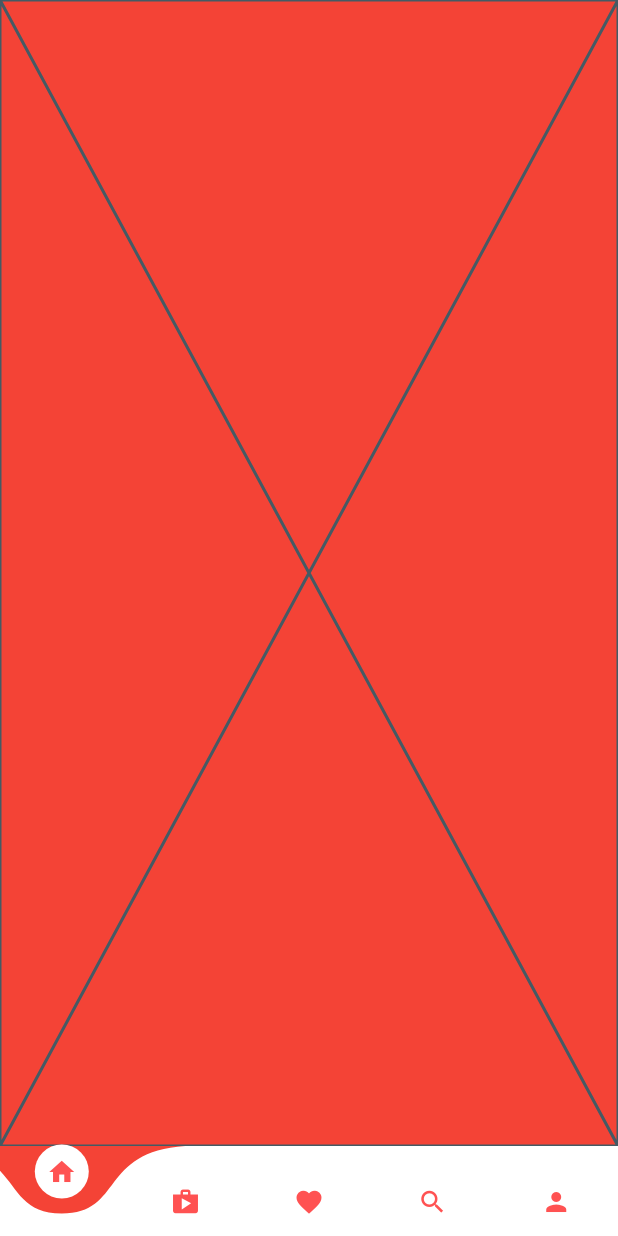
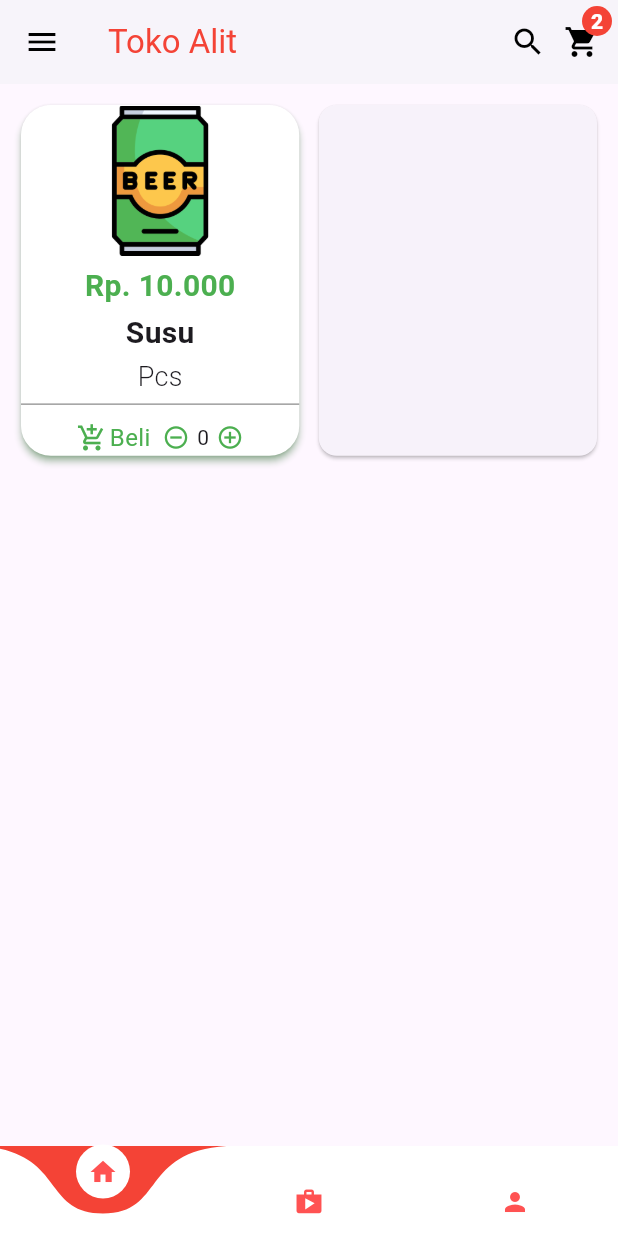
Before and after one commit to Mdmdawwam/Learn_Flutter_1, a Flutter app: the screen it shows after launch, on a phone screen of 412 x 824 dp. Run offline on Flutter 3.47's test engine with Material 3 defaults, Android fonts, the phone set to English and light mode, and no system bars; drawn by our look-alikes of curved_navigation_bar.

Commit message:
Update Code

```diff
--- /dev/null
+++ b/lib/data.dart
@@ -0,0 +1,9 @@
+class product {
+  final String nama;
+  final String harga;
+  final String kuantitas;
+  final String image;
+  final String deskripsi;
+
+  product(this.nama, this.harga, this.image, this.kuantitas, this.deskripsi);
+}
--- a/lib/login.dart
+++ b/lib/login.dart
@@ -2,6 +2,8 @@ import 'package:flutter/material.dart';
 import 'navigator.dart';
 
 class LoginPage extends StatefulWidget {
+  const LoginPage({super.key});
+
   @override
   _LoginPageState createState() => _LoginPageState();
 }
@@ -61,7 +63,7 @@ class _LoginPageState extends State<LoginPage> {
           color: Colors.black,
         ),
       ),
-      body: Container(
+      body: SizedBox(
         height: MediaQuery.of(context).size.height,
         width: double.infinity,
         child: Column(
--- a/lib/loginpage.dart
+++ b/lib/loginpage.dart
@@ -5,6 +5,8 @@ import 'package:profil/login.dart';
 import 'package:profil/signup.dart';
 
 class Loginpage extends StatelessWidget {
+  const Loginpage({super.key});
+
   @override
   Widget build(BuildContext context) {
     return Scaffold(
--- a/lib/main.dart
+++ b/lib/main.dart
@@ -1,5 +1,4 @@
 import 'package:flutter/material.dart';
-import 'package:profil/loginpage.dart';
 import 'package:profil/navigator.dart';
 
 void main() {
--- a/lib/navigator.dart
+++ b/lib/navigator.dart
@@ -1,6 +1,7 @@
 import 'package:curved_navigation_bar/curved_navigation_bar.dart';
 import 'package:flutter/material.dart';
 import 'package:profil/myhomepage.dart';
+import 'package:profil/shop.dart';
 import 'package:profil/utama.dart';
 
 class Navigation extends StatefulWidget {
@@ -15,16 +16,13 @@ class _NavigationState extends State<Navigation> {
 
   final List<Widget> pages = [
     Utama(),
+    shop(),
     MyHomePage(),
   ];
 
   final items = <Widget>[
     Icon(Icons.home, size: 20, color: Colors.redAccent, semanticLabel: 'home'),
     Icon(Icons.shop, size: 20, color: Colors.redAccent, semanticLabel: 'shop'),
-    Icon(Icons.favorite,
-        size: 20, color: Colors.redAccent, semanticLabel: 'fav'),
-    Icon(Icons.search,
-        size: 20, color: Colors.redAccent, semanticLabel: 'search'),
     Icon(Icons.person,
         size: 20, color: Colors.redAccent, semanticLabel: 'person'),
   ];
--- /dev/null
+++ b/lib/shop.dart
@@ -0,0 +1,10 @@
+import 'package:flutter/material.dart';
+
+class shop extends StatelessWidget {
+  const shop({super.key});
+
+  @override
+  Widget build(BuildContext context) {
+    return const Placeholder();
+  }
+}
--- a/lib/utama.dart
+++ b/lib/utama.dart
@@ -1,4 +1,5 @@
 import 'package:flutter/material.dart';
+import 'package:profil/data.dart';
 
 class Utama extends StatefulWidget {
   const Utama({super.key});
@@ -8,8 +9,181 @@ class Utama extends StatefulWidget {
 }
 
 class _UtamaState extends State<Utama> {
+  final data = product('Susu', '10.000', 'assets/beer-can.png', 'Pcs',
+      'Minuman Susu yang memiliki berbagai macam rasa unik');
   @override
   Widget build(BuildContext context) {
-    return const Placeholder();
+    return Scaffold(
+      appBar: AppBar(
+        elevation: 1,
+        backgroundColor: Colors.white70,
+        leading: const Icon(
+          Icons.menu,
+          color: Colors.black,
+        ),
+        title: const Text(
+          'Toko Alit',
+          style: TextStyle(color: Colors.red),
+        ),
+        actions: [
+          Row(
+            children: [
+              const Icon(
+                Icons.search,
+                color: Colors.black,
+              ),
+              Stack(
+                children: [
+                  IconButton(
+                    onPressed: (() {}),
+                    icon: const Icon(
+                      Icons.shopping_cart,
+                      color: Colors.black,
+                    ),
+                  ),
+                  Positioned(
+                    top: 0,
+                    right: 4,
+                    child: Container(
+                      height: 20,
+                      width: 20,
+                      decoration: const BoxDecoration(
+                        shape: BoxShape.circle,
+                        color: Colors.red,
+                      ),
+                      child: const Center(
+                        child: Text(
+                          "2",
+                          style: TextStyle(
+                              color: Colors.white, fontWeight: FontWeight.w800),
+                        ),
+                      ),
+                    ),
+                  )
+                ],
+              )
+            ],
+          )
+        ],
+      ),
+      body: Container(
+        padding: const EdgeInsets.all(10),
+        child: GridView.count(
+          mainAxisSpacing: 5,
+          crossAxisSpacing: 5,
+          crossAxisCount: 2,
+          childAspectRatio: 0.8,
+          children: [
+            Card(
+              elevation: 2,
+              shadowColor: Colors.green,
+              color: Colors.white,
+              shape: RoundedRectangleBorder(
+                borderRadius: BorderRadius.circular(20),
+              ),
+              child: Column(
+                mainAxisAlignment: MainAxisAlignment.center,
+                children: [
+                  Hero(
+                    tag: data.image,
+                    child: SizedBox(
+                      width: 100,
+                      child: Image.asset(data.image),
+                    ),
+                  ),
+                  const SizedBox(
+                    height: 6,
+                  ),
+                  Text(
+                    'Rp. ${data.harga}',
+                    style: const TextStyle(
+                      color: Colors.green,
+                      fontSize: 20,
+                      fontWeight: FontWeight.w600,
+                    ),
+                  ),
+                  const SizedBox(
+                    height: 2,
+                  ),
+                  Text(
+                    data.nama,
+                    style: const TextStyle(
+                      fontSize: 20,
+                      fontWeight: FontWeight.w600,
+                    ),
+                  ),
+                  const SizedBox(
+                    height: 2,
+                  ),
+                  Text(
+                    data.kuantitas,
+                    style: const TextStyle(
+                      fontSize: 18,
+                      fontWeight: FontWeight.w300,
+                    ),
+                  ),
+                  const SizedBox(
+                    height: 4,
+                  ),
+                  const Divider(
+                    height: 2,
+                    color: Colors.grey,
+                  ),
+                  const SizedBox(
+                    height: 10,
+                  ),
+                  Row(
+                    mainAxisAlignment: MainAxisAlignment.center,
+                    children: <Widget>[
+                      Row(
+                        children: const [
+                          Icon(
+                            Icons.add_shopping_cart,
+                            size: 20,
+                            color: Colors.green,
+                          ),
+                          const SizedBox(
+                            width: 2,
+                          ),
+                          Text(
+                            "Beli",
+                            style: const TextStyle(
+                              fontSize: 16,
+                              color: Colors.green,
+                            ),
+                          ),
+                        ],
+                      ),
+                      const SizedBox(
+                        width: 8,
+                      ),
+                      Row(
+                        children: const [
+                          Icon(
+                            Icons.remove_circle_outline,
+                            size: 18,
+                            color: Colors.green,
+                          ),
+                          Padding(
+                            padding: EdgeInsets.symmetric(horizontal: 5),
+                            child: Text('0'),
+                          ),
+                          Icon(
+                            Icons.add_circle_outline,
+                            size: 18,
+                            color: Colors.green,
+                          ),
+                        ],
+                      ),
+                    ],
+                  ),
+                ],
+              ),
+            ),
+            Card(),
+          ],
+        ),
+      ),
+    );
   }
 }
--- a/pubspec.yaml
+++ b/pubspec.yaml
@@ -59,6 +59,11 @@ flutter:
   assets:
     - assets/ori.jpg
     - assets/5639782_2942004-removebg-preview.png
+    - assets/pexels-airamdphoto-30731013.jpg
+    - assets/pexels-airamdphoto-30762186.jpg
+    - assets/pexels-introspectivedsgn-30745494.jpg
+    - assets/pexels-onbab-30743603.jpg
+    - assets/beer-can.png
 
   # To add assets to your application, add an assets section, like this:
   # assets:
```
Also changed, not shown: assets/beer-can.png (added), assets/pexels-airamdphoto-30731013.jpg (added), assets/pexels-airamdphoto-30762186.jpg (added), assets/pexels-introspectivedsgn-30745494.jpg (added), assets/pexels-onbab-30743603.jpg (added).
